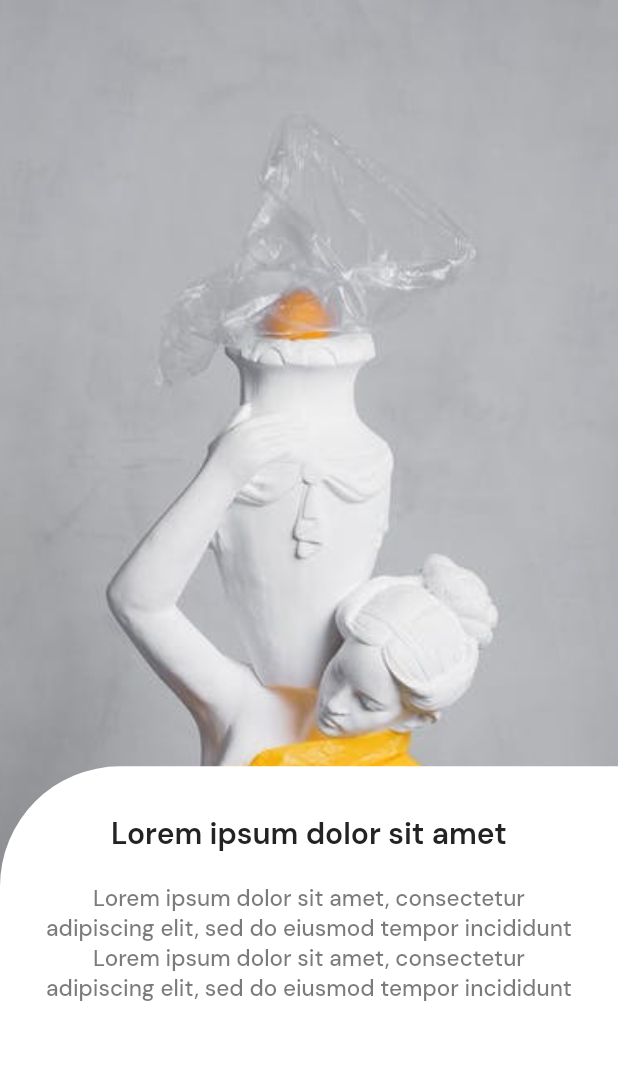
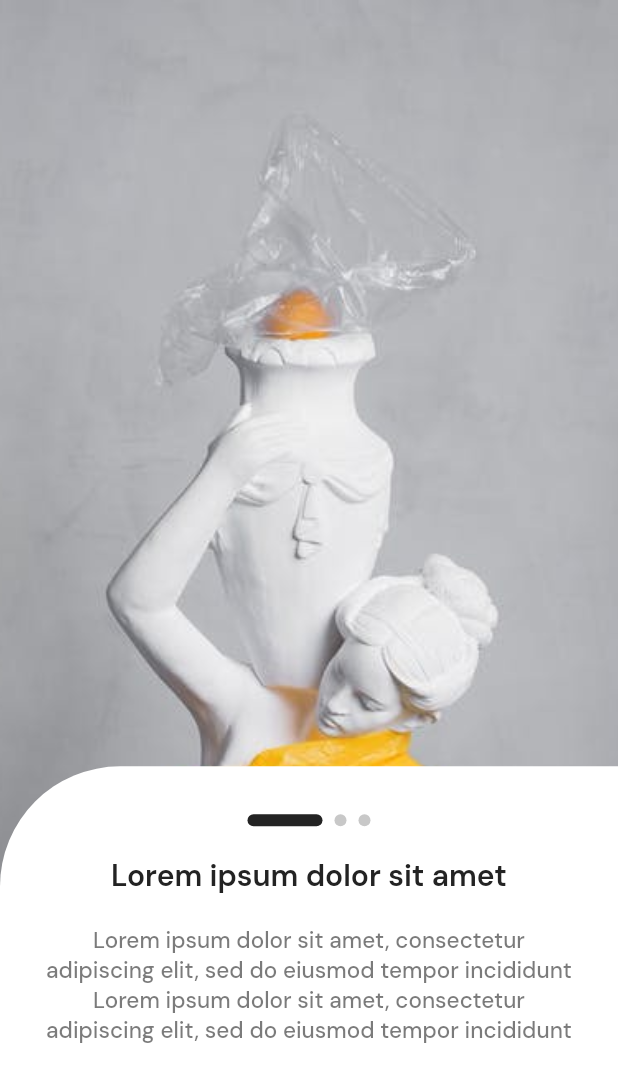
Before and after one commit to cparragatorres/flutter_codigo5_museumapp, a Flutter app: the screen it shows after launch, on a phone screen of 412 x 824 dp. Shown: the top 1082 px of the screen. Run offline on Flutter 3.47's test engine with Material 2 defaults, Android fonts, the phone set to English and light mode, and no system bars; our stand-ins replace flutter_svg, flutter_swiper_null_safety, google_fonts, logger.

Commit message:
SliderModel 7

```diff
--- a/lib/pages/intro_slider_page.dart
+++ b/lib/pages/intro_slider_page.dart
@@ -81,6 +81,39 @@ class _IntroSliderPageState extends State<IntroSliderPage> {
                             ),
                             child: Column(
                               children: [
+                                divider20,
+                                Row(
+                                  mainAxisAlignment: MainAxisAlignment.center,
+                                  children: [
+                                    Container(
+                                      margin: const EdgeInsets.symmetric(horizontal: 4.0),
+                                      height: 8,
+                                      width: 50,
+                                      decoration: BoxDecoration(
+                                        color: kBrandPrimaryColor,
+                                        borderRadius: BorderRadius.circular(20.0),
+                                      ),
+                                    ),
+                                    Container(
+                                      margin: const EdgeInsets.symmetric(horizontal: 4.0),
+                                      height: 8,
+                                      width: 8,
+                                      decoration: BoxDecoration(
+                                        color: kBrandPrimaryColor.withOpacity(0.25),
+                                        borderRadius: BorderRadius.circular(20.0),
+                                      ),
+                                    ),
+                                    Container(
+                                      margin: const EdgeInsets.symmetric(horizontal: 4.0),
+                                      height: 8,
+                                      width: 8,
+                                      decoration: BoxDecoration(
+                                        color: kBrandPrimaryColor.withOpacity(0.25),
+                                        borderRadius: BorderRadius.circular(20.0),
+                                      ),
+                                    ),
+                                  ],
+                                ),
                                 divider20,
                                 Text(
                                   "Lorem ipsum dolor sit amet",
```
